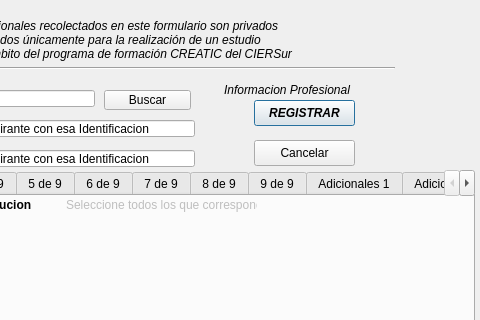
First picture: the form in SGC/Vista/VistaRegistrarLT.ui, repository fernandosanchez1128/SGC, before the edit; both pictures show x 226 to 706 and y 0 to 320 of the 706 by 543 pixel window.
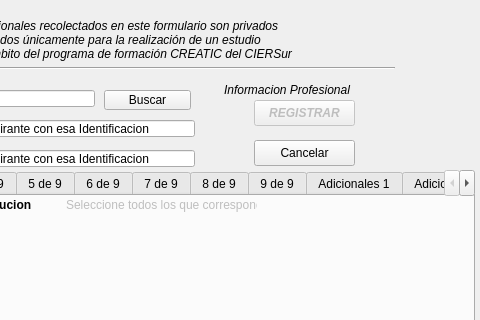
Second picture: the form after the edit. The open tabs and pages were chosen to show the change.

The edit to the form file:
```diff
--- a/SGC/Vista/VistaRegistrarLT.ui
+++ b/SGC/Vista/VistaRegistrarLT.ui
@@ -160,6 +160,9 @@
    </property>
   </widget>
   <widget class="QPushButton" name="btRegistrar">
+   <property name="enabled">
+    <bool>false</bool>
+   </property>
    <property name="geometry">
     <rect>
      <x>480</x>
```
Left out of the diff: 119 changed lines with no effect on the pictures.
